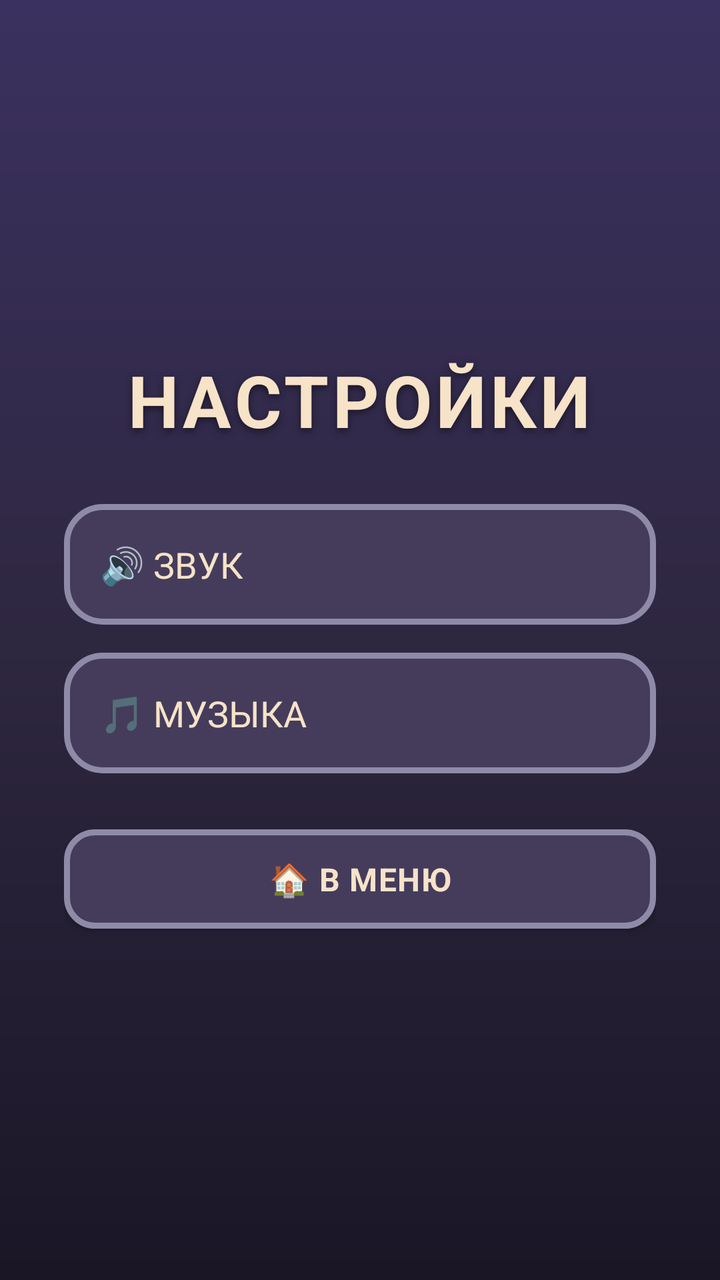
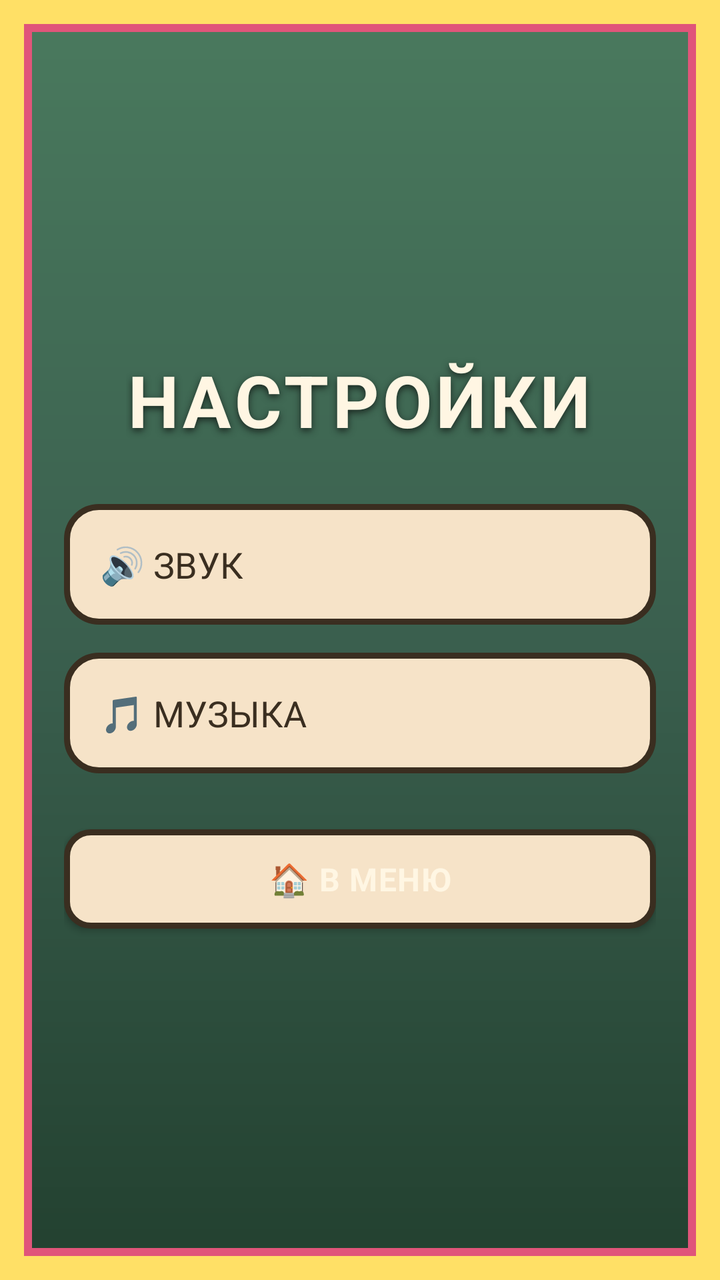

Two renders of the same Android screen: before a commit and after it. Below are the layout's source before the change and the commit's diff.
<!-- AndroidManifest.xml: activity theme Theme.BomberMama.Menu -->
<!-- res/layout/activity_settings.xml -->
<?xml version="1.0" encoding="utf-8"?>
<LinearLayout xmlns:android="http://schemas.android.com/apk/res/android"
    android:layout_width="match_parent"
    android:layout_height="match_parent"
    android:orientation="vertical"
    android:gravity="center"
    android:padding="32dp"
    android:background="@drawable/bg_gradient">

    <TextView
        style="@style/TextAppearance.BomberMama.Title"
        android:layout_width="wrap_content"
        android:layout_height="wrap_content"
        android:text="@string/settings_title"
        android:textSize="36sp"
        android:layout_marginBottom="28dp" />

    <LinearLayout
        android:background="@drawable/panel"
        android:layout_width="match_parent"
        android:layout_height="wrap_content"
        android:orientation="horizontal"
        android:gravity="center_vertical"
        android:padding="18dp"
        android:layout_marginBottom="14dp">

        <TextView
            android:layout_width="0dp"
            android:layout_weight="1"
            android:layout_height="wrap_content"
            android:text="@string/settings_sound"
            android:textColor="@color/ui_text"
            android:textSize="18sp" />

        <androidx.appcompat.widget.SwitchCompat
            android:id="@+id/swSound"
            android:layout_width="wrap_content"
            android:layout_height="wrap_content"
            android:checked="true" />

    </LinearLayout>

    <LinearLayout
        android:background="@drawable/panel"
        android:layout_width="match_parent"
        android:layout_height="wrap_content"
        android:orientation="horizontal"
        android:gravity="center_vertical"
        android:padding="18dp">

        <TextView
            android:layout_width="0dp"
            android:layout_weight="1"
            android:layout_height="wrap_content"
            android:text="@string/settings_music"
            android:textColor="@color/ui_text"
            android:textSize="18sp" />

        <androidx.appcompat.widget.SwitchCompat
            android:id="@+id/swMusic"
            android:layout_width="wrap_content"
            android:layout_height="wrap_content"
            android:checked="true" />

    </LinearLayout>

    <Button
        android:id="@+id/btnBack"
        style="@style/TextAppearance.BomberMama.Button"
        android:layout_width="match_parent"
        android:layout_height="wrap_content"
        android:layout_marginTop="28dp"
        android:padding="14dp"
        android:textSize="16sp"
        android:background="@drawable/btn_secondary"
        android:text="@string/settings_back" />

</LinearLayout>
<!-- resources referenced by this layout -->
<resources>
  <color name="ui_text">#F6E3C8</color>
  <!-- drawable bg_gradient (drawable) -->
  <?xml version="1.0" encoding="utf-8"?>
  <shape xmlns:android="http://schemas.android.com/apk/res/android"
      android:shape="rectangle">
      <gradient
          android:startColor="#3B3160"
          android:centerColor="#2E2740"
          android:endColor="#1A1626"
          android:angle="270" />
  </shape>
  <!-- drawable btn_secondary (drawable) -->
  <?xml version="1.0" encoding="utf-8"?>
  <selector xmlns:android="http://schemas.android.com/apk/res/android">
      <item android:state_pressed="true">
          <shape android:shape="rectangle">
              <solid android:color="#5A5278" />
              <stroke android:width="3dp" android:color="#F6E3C8" />
              <corners android:radius="14dp" />
          </shape>
      </item>
      <item>
          <shape android:shape="rectangle">
              <solid android:color="#453C5C" />
              <stroke android:width="3dp" android:color="#8E8BA8" />
              <corners android:radius="14dp" />
          </shape>
      </item>
  </selector>
  <!-- drawable panel (drawable) -->
  <?xml version="1.0" encoding="utf-8"?>
  <shape xmlns:android="http://schemas.android.com/apk/res/android"
      android:shape="rectangle">
      <solid android:color="#453C5C" />
      <stroke android:width="3dp" android:color="#8E8BA8" />
      <corners android:radius="18dp" />
  </shape>
  <string name="settings_back">🏠 В МЕНЮ</string>
  <string name="settings_music">🎵 МУЗЫКА</string>
  <string name="settings_sound">🔊 ЗВУК</string>
  <string name="settings_title">НАСТРОЙКИ</string>
  <style name="TextAppearance.BomberMama.Button">
          <item name="android:textColor">@color/ui_text</item>
          <item name="android:textStyle">bold</item>
          <item name="android:letterSpacing">0.03</item>
      </style>
  <style name="TextAppearance.BomberMama.Title">
          <item name="android:textColor">@color/ui_text</item>
          <item name="android:shadowColor">@color/ui_shadow</item>
          <item name="android:shadowDx">0</item>
          <item name="android:shadowDy">4</item>
          <item name="android:shadowRadius">8</item>
          <item name="android:textStyle">bold</item>
          <item name="android:letterSpacing">0.05</item>
      </style>
  <style name="Theme.BomberMama.Menu" parent="Theme.BomberMama">
          <item name="android:screenOrientation">portrait</item>
          <item name="android:configChanges">orientation|screenSize|keyboardHidden</item>
      </style>
  <color name="ui_shadow">#1A1626</color>
  <style name="Theme.BomberMama" parent="android:Theme.Material.NoActionBar">
          <item name="android:windowBackground">@drawable/bg_gradient</item>
          <item name="android:statusBarColor" tools:targetApi="21">@color/ic_launcher_background</item>
          <item name="android:navigationBarColor" tools:targetApi="21">@color/ic_launcher_background</item>
          <item name="android:windowFullscreen">false</item>
          <item name="android:windowNoTitle">true</item>
      </style>
  <color name="ic_launcher_background">#2E2740</color>
</resources>

<!-- the commit's change to res/layout/activity_settings.xml (unified diff, before → after) -->
@@ -5,7 +5,7 @@
     android:orientation="vertical"
     android:gravity="center"
     android:padding="32dp"
-    android:background="@drawable/bg_gradient">
+    android:background="@drawable/bg_menu">
 
     <TextView
         style="@style/TextAppearance.BomberMama.Title"
<!-- resource entries referenced after the edit -->
@@ -1,31 +1,48 @@
 <!-- resources referenced by this layout -->
 <resources>
-  <color name="ui_text">#F6E3C8</color>
-  <!-- drawable bg_gradient (drawable) -->
+  <color name="ui_text">#3A2E20</color>
+  <!-- drawable bg_menu (drawable) -->
   <?xml version="1.0" encoding="utf-8"?>
-  <shape xmlns:android="http://schemas.android.com/apk/res/android"
-      android:shape="rectangle">
-      <gradient
-          android:startColor="#3B3160"
-          android:centerColor="#2E2740"
-          android:endColor="#1A1626"
-          android:angle="270" />
-  </shape>
+  <layer-list xmlns:android="http://schemas.android.com/apk/res/android">
+      
+      <item>
+          <shape android:shape="rectangle">
+              <gradient
+                  android:startColor="#4A7A5E"
+                  android:centerColor="#3A5F4E"
+                  android:endColor="#22402F"
+                  android:angle="270" />
+          </shape>
+      </item>
+      
+      <item android:left="0dp" android:top="0dp" android:right="0dp" android:bottom="0dp">
+          <shape android:shape="rectangle">
+              <solid android:color="#00000000" />
+              <stroke android:width="12dp" android:color="#FFE066" />
+          </shape>
+      </item>
+      <item android:left="12dp" android:top="12dp" android:right="12dp" android:bottom="12dp">
+          <shape android:shape="rectangle">
+              <solid android:color="#00000000" />
+              <stroke android:width="4dp" android:color="#E0557A" />
+          </shape>
+      </item>
+  </layer-list>
   <!-- drawable btn_secondary (drawable) -->
   <?xml version="1.0" encoding="utf-8"?>
   <selector xmlns:android="http://schemas.android.com/apk/res/android">
       <item android:state_pressed="true">
           <shape android:shape="rectangle">
-              <solid android:color="#5A5278" />
-              <stroke android:width="3dp" android:color="#F6E3C8" />
-              <corners android:radius="14dp" />
+              <solid android:color="#E8C79A" />
+              <stroke android:width="3dp" android:color="#3A2E20" />
+              <corners android:radius="12dp" />
           </shape>
       </item>
       <item>
           <shape android:shape="rectangle">
-              <solid android:color="#453C5C" />
-              <stroke android:width="3dp" android:color="#8E8BA8" />
-              <corners android:radius="14dp" />
+              <solid android:color="#F6E3C8" />
+              <stroke android:width="3dp" android:color="#3A2E20" />
+              <corners android:radius="12dp" />
           </shape>
       </item>
   </selector>
@@ -33,21 +50,21 @@
   <?xml version="1.0" encoding="utf-8"?>
   <shape xmlns:android="http://schemas.android.com/apk/res/android"
       android:shape="rectangle">
-      <solid android:color="#453C5C" />
-      <stroke android:width="3dp" android:color="#8E8BA8" />
-      <corners android:radius="18dp" />
+      <solid android:color="#F6E3C8" />
+      <stroke android:width="3dp" android:color="#3A2E20" />
+      <corners android:radius="16dp" />
   </shape>
   <string name="settings_back">🏠 В МЕНЮ</string>
   <string name="settings_music">🎵 МУЗЫКА</string>
   <string name="settings_sound">🔊 ЗВУК</string>
   <string name="settings_title">НАСТРОЙКИ</string>
   <style name="TextAppearance.BomberMama.Button">
-          <item name="android:textColor">@color/ui_text</item>
+          <item name="android:textColor">@color/ui_text_light</item>
           <item name="android:textStyle">bold</item>
           <item name="android:letterSpacing">0.03</item>
       </style>
   <style name="TextAppearance.BomberMama.Title">
-          <item name="android:textColor">@color/ui_text</item>
+          <item name="android:textColor">@color/ui_text_light</item>
           <item name="android:shadowColor">@color/ui_shadow</item>
           <item name="android:shadowDx">0</item>
           <item name="android:shadowDy">4</item>
@@ -59,14 +76,15 @@
           <item name="android:screenOrientation">portrait</item>
           <item name="android:configChanges">orientation|screenSize|keyboardHidden</item>
       </style>
-  <color name="ui_shadow">#1A1626</color>
+  <color name="ui_text_light">#FFF6E3</color>
+  <color name="ui_shadow">#1A2620</color>
   <style name="Theme.BomberMama" parent="android:Theme.Material.NoActionBar">
-          <item name="android:windowBackground">@drawable/bg_gradient</item>
-          <item name="android:statusBarColor" tools:targetApi="21">@color/ic_launcher_background</item>
-          <item name="android:navigationBarColor" tools:targetApi="21">@color/ic_launcher_background</item>
+          <item name="android:windowBackground">@drawable/bg_menu</item>
+          <item name="android:statusBarColor" tools:targetApi="21">@color/ui_bg_dark</item>
+          <item name="android:navigationBarColor" tools:targetApi="21">@color/ui_bg_dark</item>
           <item name="android:windowFullscreen">false</item>
           <item name="android:windowNoTitle">true</item>
       </style>
-  <color name="ic_launcher_background">#2E2740</color>
+  <color name="ui_bg_dark">#22402F</color>
 </resources>
 
